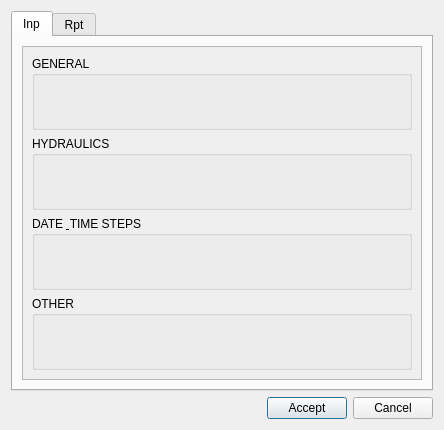
The window that core/ui/toolbars/epa/go2epa_options.ui (Giswater/giswater_qgis_plugin) describes before a commit, drawn with Qt 5.
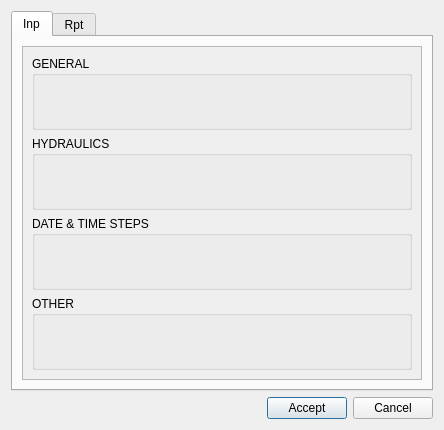
The same window after the commit.

Commit message: Bug fix: go2epa options dialog "DATE & TIME STEPS" title

```diff
--- a/core/ui/toolbars/epa/go2epa_options.ui
+++ b/core/ui/toolbars/epa/go2epa_options.ui
@@ -73,9 +73,12 @@
              </item>
              <item>
               <widget class="QGroupBox" name="grb_time_steps">
-               <property name="title">
+               <property name="toolTip">
                 <string>DATE &amp; TIME STEPS</string>
                </property>
+               <property name="title">
+                <string>DATE &amp;&amp; TIME STEPS</string>
+               </property>
                <layout class="QGridLayout" name="gridLayout_19">
                 <item row="0" column="1">
                  <layout class="QGridLayout" name="lyt_date_2" rowstretch="0" columnstretch="0"/>
```
Left out of the diff: 4 changed lines with no effect on the pictures.
